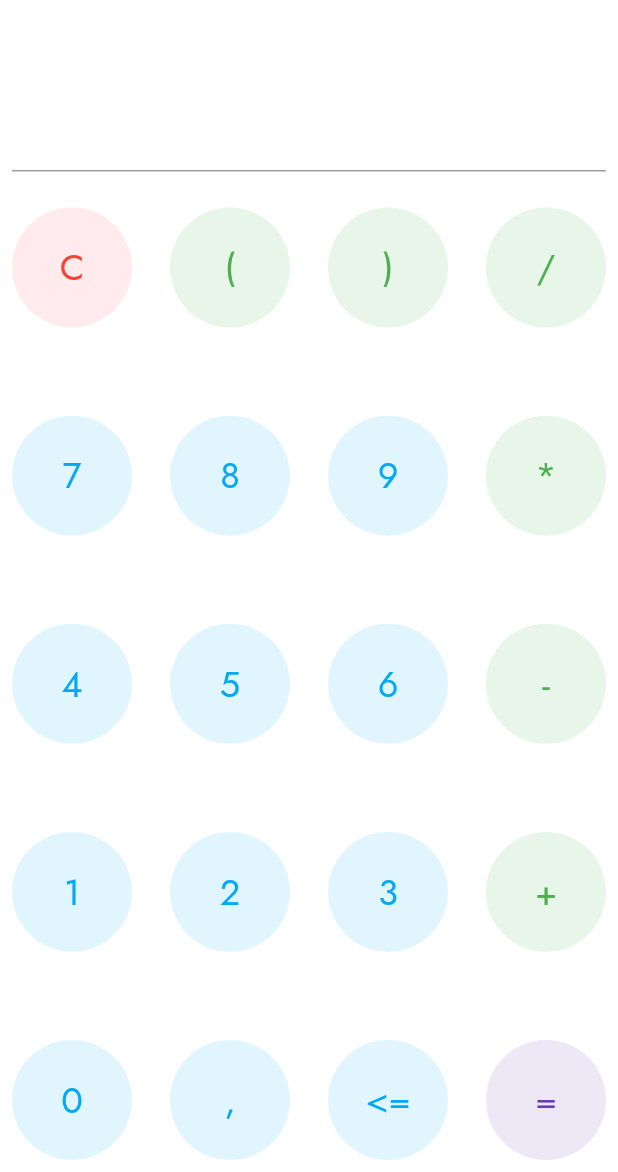
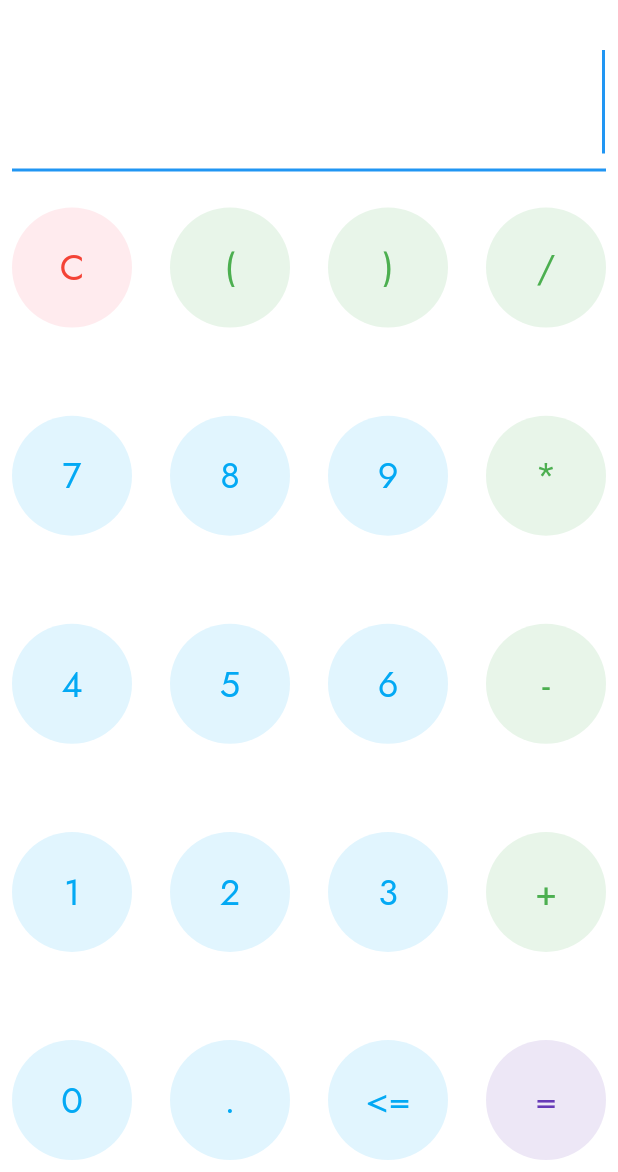
Before and after one commit to grand0/calculator, a Flutter app: the screen it shows after launch, on a phone screen of 412 x 824 dp, the part 64-1236 px from its top. Run offline on Flutter 3.47's test engine with Material 2 defaults, Android fonts, the phone set to English and light mode, and no system bars; our stand-ins replace google_fonts; missing offline and left inert: function_tree.

Commit message:
It works!

```diff
--- a/lib/pages/calculator.dart
+++ b/lib/pages/calculator.dart
@@ -1,8 +1,13 @@
 import 'package:flutter/material.dart';
 import 'package:google_fonts/google_fonts.dart';
+import 'package:function_tree/function_tree.dart';
 
 class Calculator extends StatelessWidget {
-  const Calculator({Key? key}) : super(key: key);
+  final TextEditingController _controller;
+
+  Calculator({Key? key})
+      : _controller = TextEditingController(),
+        super(key: key);
 
   @override
   Widget build(BuildContext context) {
@@ -22,13 +27,15 @@ class Calculator extends StatelessWidget {
         child: Column(
           mainAxisAlignment: MainAxisAlignment.spaceBetween,
           children: [
-            const TextField(
-              textDirection: TextDirection.rtl,
+            TextField(
+              controller: _controller,
               readOnly: true,
               showCursor: true,
               style: const TextStyle(
                 fontSize: 48,
               ),
+              autofocus: true,
+              textAlign: TextAlign.right,
             ),
             const SizedBox(height: 24.0),
             Expanded(child: generateKeyboard()),
@@ -41,8 +48,102 @@ class Calculator extends StatelessWidget {
   Widget generateKeyboard() {
     List<Widget> columnChildren = [];
     for (int i = 0; i < keyboardLayout.length; i++) {
-      List<Widget> rowChildren =
-          keyboardLayout[i].map((e) => CalcButton(e)).toList();
+      List<Widget> rowChildren = keyboardLayout[i].map((data) {
+        VoidCallback onTap;
+        switch (data.action) {
+          case Action.insert:
+            onTap = () {
+              String expression = _controller.text;
+              TextSelection selection = _controller.selection;
+
+              if (selection.start == -1) {
+                expression += data.text;
+                selection = TextSelection.fromPosition(TextPosition(offset: data.text.length));
+              } else {
+                expression = expression.replaceRange(
+                    selection.start, selection.end, data.text);
+                selection = TextSelection.collapsed(
+                    offset: selection.baseOffset + data.text.length);
+              }
+
+              _controller.value = TextEditingValue(
+                text: expression,
+                selection: selection,
+              );
+            };
+            break;
+          case Action.backspace:
+            onTap = () {
+              String expression = _controller.text;
+              TextSelection selection = _controller.selection;
+
+              if (expression == '') {
+                return;
+              } else if (selection.end != selection.start) {
+                // there is a selection
+                expression =
+                    expression.replaceRange(selection.start, selection.end, '');
+              } else if (selection.start == -1) {
+                expression = expression.substring(0, expression.length - 1);
+              } else if (selection.start == 0) {
+                return;
+              } else {
+                expression = expression.replaceRange(
+                    selection.start - 1, selection.start, '');
+              }
+              selection = selection.copyWith(
+                baseOffset: selection.start - 1,
+                extentOffset: selection.start - 1,
+              );
+
+              _controller.value = TextEditingValue(
+                text: expression,
+                selection: selection,
+              );
+            };
+            break;
+          case Action.clearAll:
+            onTap = () {
+              String expression = _controller.text;
+              TextSelection selection = _controller.selection;
+
+              expression = '';
+              selection = TextSelection.fromPosition(TextPosition(offset: 0));
+
+              _controller.value = TextEditingValue(
+                text: expression,
+                selection: selection,
+              );
+            };
+            break;
+          case Action.evaluate:
+            onTap = () {
+              String expression = _controller.text;
+              TextSelection selection = _controller.selection;
+
+              final result;
+              try {
+                result = _evaluate(expression);
+                expression = '$result';
+              } catch (e) {
+                expression = 'Error';
+              } finally {
+                selection = TextSelection.fromPosition(
+                    TextPosition(offset: expression.length));
+
+                _controller.value = TextEditingValue(
+                  text: expression,
+                  selection: selection,
+                );
+              }
+            };
+            break;
+        }
+        return CalcButton(
+          data: data,
+          onTap: onTap,
+        );
+      }).toList();
       columnChildren.add(Row(
         children: rowChildren,
         mainAxisAlignment: MainAxisAlignment.spaceBetween,
@@ -54,12 +155,21 @@ class Calculator extends StatelessWidget {
     );
     return grid;
   }
+
+  num _evaluate(String expression) {
+    return expression.interpret();
+  }
 }
 
 class CalcButton extends StatelessWidget {
   final ButtonData data;
+  final VoidCallback onTap;
 
-  const CalcButton(this.data, {Key? key}) : super(key: key);
+  const CalcButton({
+    Key? key,
+    required this.data,
+    required this.onTap,
+  }) : super(key: key);
 
   @override
   Widget build(BuildContext context) {
@@ -70,7 +180,7 @@ class CalcButton extends StatelessWidget {
         shape: const CircleBorder(),
         color: data.backgroundColor,
         child: InkWell(
-          onTap: () => {},
+          onTap: onTap,
           customBorder: const CircleBorder(),
           splashColor: data.splashColor,
           highlightColor: data.highlightColor,
@@ -97,6 +207,7 @@ class ButtonData {
   final Color? splashColor;
   final Color? highlightColor;
   final String text;
+  final Action action;
 
   const ButtonData({
     this.backgroundColor,
@@ -104,11 +215,13 @@ class ButtonData {
     this.splashColor,
     this.highlightColor,
     required this.text,
+    required this.action,
   });
 
   ButtonData.fromMaterialColor({
     required MaterialColor color,
     required this.text,
+    required this.action,
   })  : backgroundColor = color.shade50,
         textColor = color,
         splashColor = color.shade200,
@@ -124,33 +237,60 @@ C  (  )  /
 */
 List<List<ButtonData>> keyboardLayout = [
   [
-    ButtonData.fromMaterialColor(color: Colors.red, text: 'C'),
-    ButtonData.fromMaterialColor(color: Colors.green, text: '('),
-    ButtonData.fromMaterialColor(color: Colors.green, text: ')'),
-    ButtonData.fromMaterialColor(color: Colors.green, text: '/'),
+    ButtonData.fromMaterialColor(
+        color: Colors.red, text: 'C', action: Action.clearAll),
+    ButtonData.fromMaterialColor(
+        color: Colors.green, text: '(', action: Action.insert),
+    ButtonData.fromMaterialColor(
+        color: Colors.green, text: ')', action: Action.insert),
+    ButtonData.fromMaterialColor(
+        color: Colors.green, text: '/', action: Action.insert),
   ],
   [
-    ButtonData.fromMaterialColor(color: Colors.lightBlue, text: '7'),
-    ButtonData.fromMaterialColor(color: Colors.lightBlue, text: '8'),
-    ButtonData.fromMaterialColor(color: Colors.lightBlue, text: '9'),
-    ButtonData.fromMaterialColor(color: Colors.green, text: '*'),
+    ButtonData.fromMaterialColor(
+        color: Colors.lightBlue, text: '7', action: Action.insert),
+    ButtonData.fromMaterialColor(
+        color: Colors.lightBlue, text: '8', action: Action.insert),
+    ButtonData.fromMaterialColor(
+        color: Colors.lightBlue, text: '9', action: Action.insert),
+    ButtonData.fromMaterialColor(
+        color: Colors.green, text: '*', action: Action.insert),
   ],
   [
-    ButtonData.fromMaterialColor(color: Colors.lightBlue, text: '4'),
-    ButtonData.fromMaterialColor(color: Colors.lightBlue, text: '5'),
-    ButtonData.fromMaterialColor(color: Colors.lightBlue, text: '6'),
-    ButtonData.fromMaterialColor(color: Colors.green, text: '-'),
+    ButtonData.fromMaterialColor(
+        color: Colors.lightBlue, text: '4', action: Action.insert),
+    ButtonData.fromMaterialColor(
+        color: Colors.lightBlue, text: '5', action: Action.insert),
+    ButtonData.fromMaterialColor(
+        color: Colors.lightBlue, text: '6', action: Action.insert),
+    ButtonData.fromMaterialColor(
+        color: Colors.green, text: '-', action: Action.insert),
   ],
   [
-    ButtonData.fromMaterialColor(color: Colors.lightBlue, text: '1'),
-    ButtonData.fromMaterialColor(color: Colors.lightBlue, text: '2'),
-    ButtonData.fromMaterialColor(color: Colors.lightBlue, text: '3'),
-    ButtonData.fromMaterialColor(color: Colors.green, text: '+'),
+    ButtonData.fromMaterialColor(
+        color: Colors.lightBlue, text: '1', action: Action.insert),
+    ButtonData.fromMaterialColor(
+        color: Colors.lightBlue, text: '2', action: Action.insert),
+    ButtonData.fromMaterialColor(
+        color: Colors.lightBlue, text: '3', action: Action.insert),
+    ButtonData.fromMaterialColor(
+        color: Colors.green, text: '+', action: Action.insert),
   ],
   [
-    ButtonData.fromMaterialColor(color: Colors.lightBlue, text: '0'),
-    ButtonData.fromMaterialColor(color: Colors.lightBlue, text: ','),
-    ButtonData.fromMaterialColor(color: Colors.lightBlue, text: '<='),
-    ButtonData.fromMaterialColor(color: Colors.deepPurple, text: '='),
+    ButtonData.fromMaterialColor(
+        color: Colors.lightBlue, text: '0', action: Action.insert),
+    ButtonData.fromMaterialColor(
+        color: Colors.lightBlue, text: '.', action: Action.insert),
+    ButtonData.fromMaterialColor(
+        color: Colors.lightBlue, text: '<=', action: Action.backspace),
+    ButtonData.fromMaterialColor(
+        color: Colors.deepPurple, text: '=', action: Action.evaluate),
   ],
 ];
+
+enum Action {
+  insert,
+  backspace,
+  clearAll,
+  evaluate,
+}
--- a/pubspec.yaml
+++ b/pubspec.yaml
@@ -28,6 +28,7 @@ dependencies:
   # Use with the CupertinoIcons class for iOS style icons.
   cupertino_icons: ^1.0.2
   google_fonts: ^2.1.0
+  function_tree: ^0.8.12
 
 dev_dependencies:
   flutter_test:
```
Also changed, not shown: pubspec.lock.
